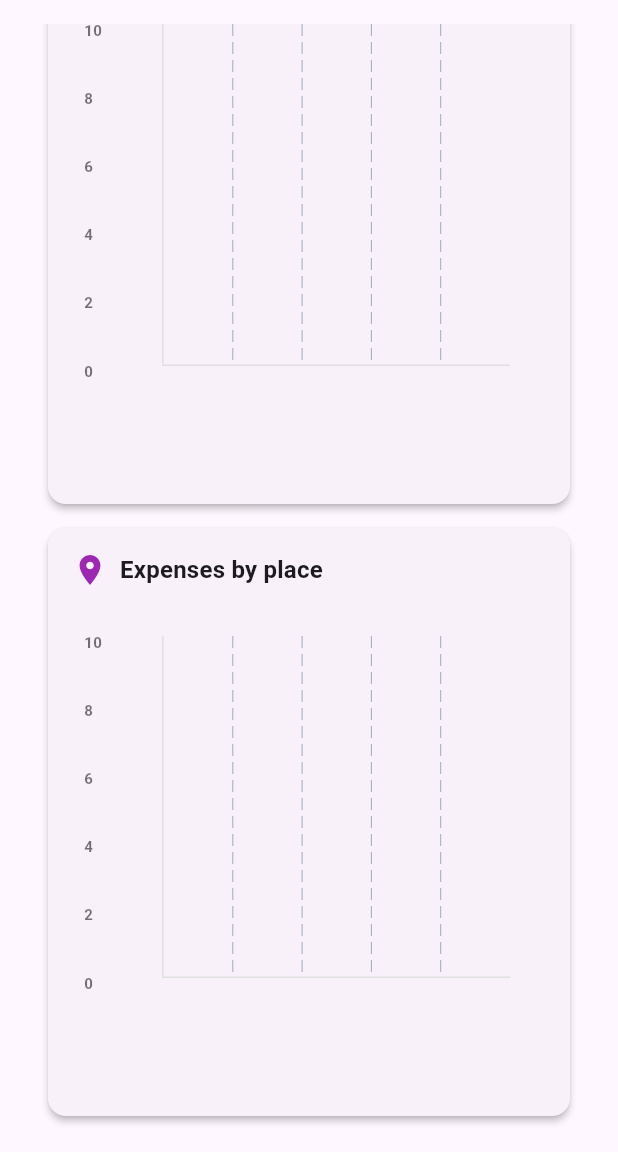
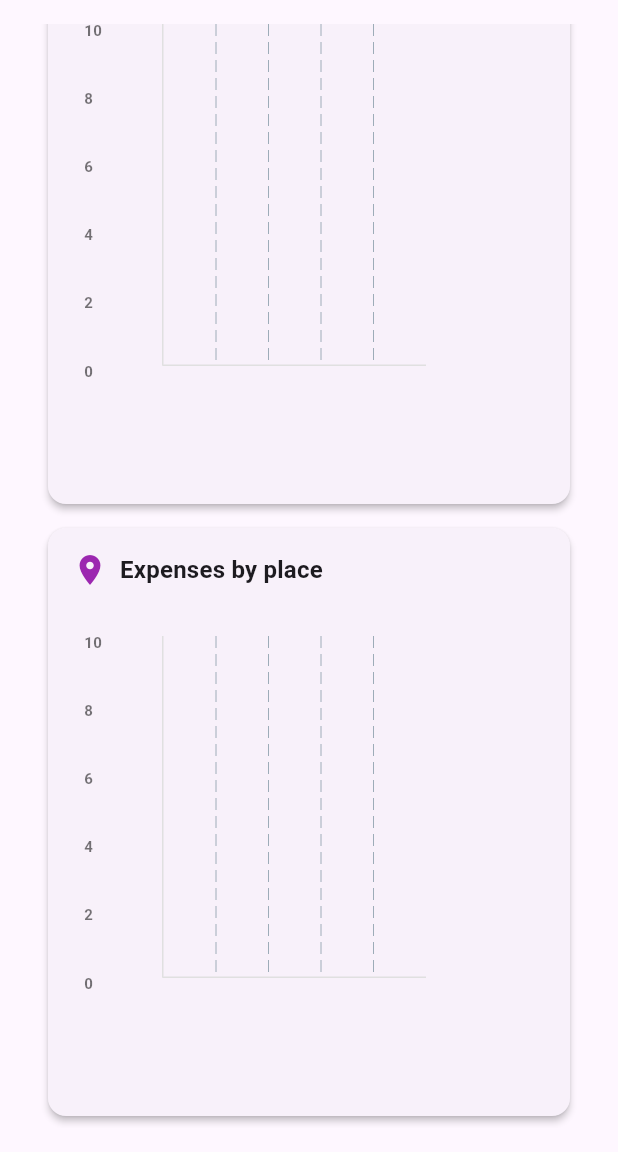
Before and after one commit to danillopneto/my-pocket, a Flutter app: the screen it shows once a user with an empty profile is signed in, scrolled down 932 dp, on a phone screen of 412 x 824 dp, the part 84-1236 px from its top. Run offline on Flutter 3.47's test engine with Material 3 defaults, Android fonts, the phone set to English and light mode, and no system bars; drawn by our look-alikes of fl_chart; our stand-ins replace cloud_firestore, easy_localization, firebase_auth, firebase_core, flutter_dotenv, google_sign_in; missing offline and left inert: dart:html, dart:js, dart:ui_web, universal_html; accounts and stored records are empty.

Commit message:
Refactoring generic bar chart.

```diff
--- a/lib/widgets/charts/generic_bar_chart.dart
+++ b/lib/widgets/charts/generic_bar_chart.dart
@@ -72,14 +72,23 @@ class _GenericBarChartState<T> extends State<GenericBarChart<T>> {
       const Color(0xFF607D8B), // Blue Grey
     ];
 
+    // Calculate legend rows for dynamic height
+    const legendItemWidth = 120.0;
+    final chartWidth =
+        MediaQuery.of(context).size.width - 32; // 16px padding each side
+    final itemsPerRow = chartWidth ~/ legendItemWidth;
+    final legendRows =
+        (allEntries.length / (itemsPerRow > 0 ? itemsPerRow : 1)).ceil();
+    // Chart height: base + legend rows * per-row height
+    final chartHeight = 220.0 - (legendRows - 1) * 18.0;
+
     return ClipRect(
       child: Column(
         children: [
           Expanded(
-            flex: 4,
             child: Padding(
-              padding:
-                  const EdgeInsets.only(top: 16, right: 8, left: 8, bottom: 24),
+              padding: const EdgeInsets.only(
+                  top: 16, right: 40, left: 8, bottom: 24),
               child: LayoutBuilder(
                 builder: (context, constraints) {
                   const minBarWidth = 40.0;
@@ -97,7 +106,7 @@ class _GenericBarChartState<T> extends State<GenericBarChart<T>> {
                         scrollDirection: Axis.horizontal,
                         child: Padding(
                           padding:
-                              const EdgeInsets.only(right: 16.0, bottom: 24.0),
+                              const EdgeInsets.only(right: 40.0, bottom: 24.0),
                           child: SizedBox(
                             width: neededWidth,
                             child: _buildBarChart(context, allEntries, maxY,
@@ -108,7 +117,7 @@ class _GenericBarChartState<T> extends State<GenericBarChart<T>> {
                     );
                   } else {
                     return Padding(
-                      padding: const EdgeInsets.only(right: 16.0),
+                      padding: const EdgeInsets.only(right: 40.0),
                       child: SizedBox(
                         width: constraints.maxWidth,
                         child: _buildBarChart(
@@ -124,46 +133,60 @@ class _GenericBarChartState<T> extends State<GenericBarChart<T>> {
           Padding(
             padding:
                 const EdgeInsets.symmetric(horizontal: 16.0, vertical: 8.0),
-            child: SingleChildScrollView(
-              scrollDirection: Axis.horizontal,
+            child: LayoutBuilder(
+              builder: (context, constraints) {
+                // Calculate how many legend items fit per row
+                const legendItemWidth = 120.0; // Estimate per legend item
+                final itemsPerRow = constraints.maxWidth ~/ legendItemWidth;
+                final rows = <List<Widget>>[];
+                for (int i = 0; i < allEntries.length; i += itemsPerRow) {
+                  rows.add([
+                    for (int j = i;
+                        j < i + itemsPerRow && j < allEntries.length;
+                        j++)
+                      Padding(
+                        padding: const EdgeInsets.symmetric(
+                            horizontal: 8.0, vertical: 4.0),
                         child: Row(
-                mainAxisAlignment: MainAxisAlignment.center,
-                children: [
-                  for (int i = 0; i < allEntries.length; i++)
-                    Padding(
-                      padding: const EdgeInsets.symmetric(horizontal: 8.0),
-                      child: Row(
+                          mainAxisSize: MainAxisSize.min,
                           children: [
                             Container(
                               width: 12,
                               height: 12,
                               decoration: BoxDecoration(
-                              color: barColors[i % barColors.length],
+                                color: barColors[j % barColors.length],
                                 shape: BoxShape.rectangle,
                                 borderRadius: BorderRadius.circular(2),
                               ),
                             ),
                             const SizedBox(width: 4),
                             Text(
-                            (keyToName[allEntries[i].key] ?? allEntries[i].key)
-                                        .length >
-                                    6
-                                ? '${(keyToName[allEntries[i].key] ?? allEntries[i].key).substring(0, 6)}...'
-                                : (keyToName[allEntries[i].key] ??
-                                    allEntries[i].key),
+                              keyToName[allEntries[j].key] ?? allEntries[j].key,
                               style: const TextStyle(fontSize: 10),
                             ),
                             const SizedBox(width: 4),
                             Text(
-                            widget.formatValue(allEntries[i].value, context),
+                              widget.formatValue(allEntries[j].value, context),
                               style: const TextStyle(
                                   fontSize: 10, fontWeight: FontWeight.bold),
                             ),
                           ],
                         ),
                       ),
+                  ]);
+                }
+                return Column(
+                  crossAxisAlignment: CrossAxisAlignment.start,
+                  children: [
+                    for (final row in rows)
+                      Wrap(
+                        spacing: 0,
+                        runSpacing: 0,
+                        children: row,
+                      ),
                   ],
-              ),
+                );
+              },
             ),
           ),
         ],
```
Lines whose indentation alone changed are shown as unchanged.
